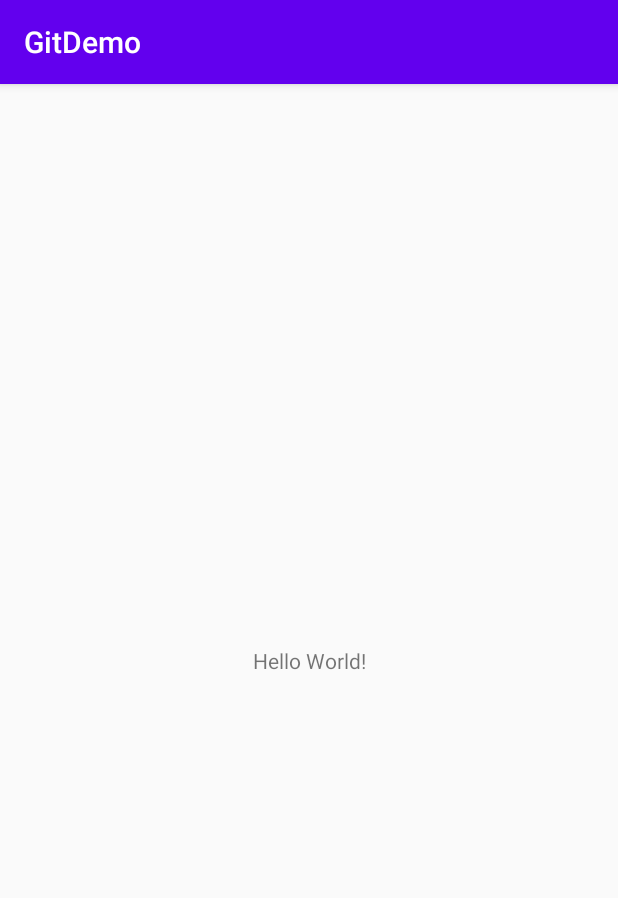
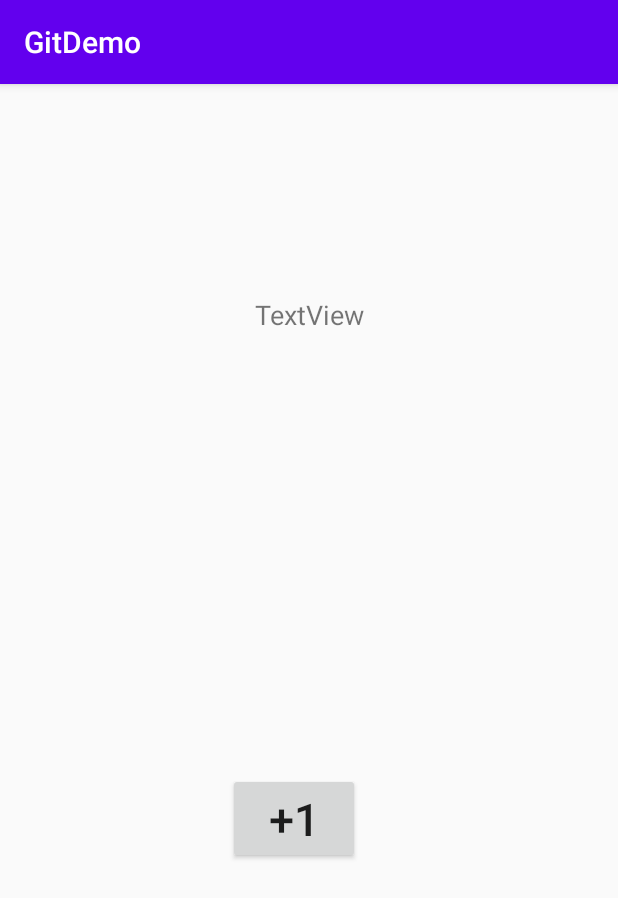
Before and after one commit to wait119/Git_github_Demo, an Android app: the screen it shows after launch (MainActivity), on a phone screen of 412 x 824 dp. Shown: the top 898 px of the screen. Run offline under Robolectric (Android 15) with nearby library versions, the phone set to English and light mode, and no system bars.

Commit message:
add: a button for "+1" to layout
添加了一个按钮到布局中，用来做加一的gongneng

```diff
--- a/app/src/main/res/layout/activity_main.xml
+++ b/app/src/main/res/layout/activity_main.xml
@@ -6,13 +6,25 @@
     android:layout_height="match_parent"
     tools:context=".MainActivity">
 
-    <TextView
+    <Button
+        android:id="@+id/add"
         android:layout_width="wrap_content"
         android:layout_height="wrap_content"
-        android:text="Hello World!"
+        android:layout_marginStart="152dp"
+        android:layout_marginBottom="248dp"
+        android:text="+1"
+        android:textSize="30sp"
         app:layout_constraintBottom_toBottomOf="parent"
-        app:layout_constraintLeft_toLeftOf="parent"
-        app:layout_constraintRight_toRightOf="parent"
+        app:layout_constraintStart_toStartOf="parent" />
+
+    <TextView
+        android:id="@+id/textView"
+        android:layout_width="wrap_content"
+        android:layout_height="wrap_content"
+        android:layout_marginTop="141dp"
+        android:text="TextView"
+        android:textSize="18sp"
+        app:layout_constraintEnd_toEndOf="parent"
+        app:layout_constraintStart_toStartOf="parent"
         app:layout_constraintTop_toTopOf="parent" />
-
 </androidx.constraintlayout.widget.ConstraintLayout>
```
